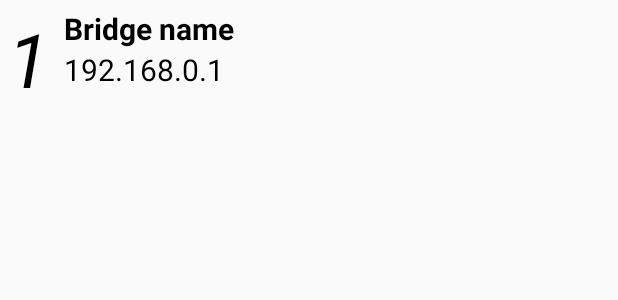
After one commit to alter-ego/philips-hue-beacon-controller, an Android app: the layout fragment_home_bridgeslistview_item.xml on its own in the app's theme, with its tools: preview values and no code run, on a phone screen of 412 x 824 dp. The commit adds this screen. Shown: the top 300 px of the screen. Run offline under Robolectric (Android 15) with nearby library versions, the phone set to English and light mode, and no system bars.

Commit message:
updated fragment_home design

```diff
--- /dev/null
+++ b/app/src/main/res/layout/fragment_home_bridgeslistview_item.xml
@@ -0,0 +1,53 @@
+<?xml version="1.0" encoding="utf-8"?>
+
+<RelativeLayout
+    xmlns:android="http://schemas.android.com/apk/res/android"
+    xmlns:tools="http://schemas.android.com/tools"
+    android:orientation="vertical" android:layout_width="match_parent"
+    android:layout_height="wrap_content"
+    android:layout_margin="5dp"
+    tools:ignore="MissingPrefix"
+    >
+
+    <TextView
+        android:id="@+id/bridge_number"
+        android:layout_width="wrap_content"
+        android:layout_height="wrap_content"
+        android:text="1"
+        android:textSize="50sp"
+        binding="{ Text &lt;= BridgeNumberInList(this) }"
+        android:textStyle="italic"
+        android:layout_alignParentLeft="true"
+        android:layout_centerVertical="true"
+        android:layout_marginRight="10dp"
+        android:textColor="@android:color/black"
+        />
+
+    <TextView
+        android:id="@+id/bridge_name"
+        android:layout_width="wrap_content"
+        android:layout_height="wrap_content"
+        binding="{ Text &lt;= name }"
+        android:layout_toRightOf="@id/bridge_number"
+        android:text="Bridge name"
+        android:textSize="20sp"
+        android:textStyle="bold"
+        android:layout_alignTop="@id/bridge_number"
+        android:textColor="@android:color/black"
+        />
+
+    <TextView
+        android:id="@+id/bridge_ip"
+        android:layout_width="wrap_content"
+        android:layout_height="wrap_content"
+        binding="{ Text &lt;= internalIPAddress }"
+        android:layout_toRightOf="@id/bridge_number"
+        android:text="192.168.0.1"
+        android:textSize="20sp"
+        android:layout_below="@id/bridge_name"
+        android:layout_alignBottom="@id/bridge_number"
+        android:textColor="@android:color/black"
+        />
+
+
+</RelativeLayout>
--- a/app/src/main/res/values/strings.xml
+++ b/app/src/main/res/values/strings.xml
@@ -2,7 +2,7 @@
 <resources>
 
     <string name="app_name">IBeaconApp</string>
-    <string name="title_section1">Section 1</string>
+    <string name="title_section1">Home</string>
     <string name="title_section2">Section 2</string>
     <string name="title_section3">Section 3</string>
     <string name="navigation_drawer_open">Open navigation drawer</string>
@@ -10,5 +10,6 @@
     <string name="action_example">Example action</string>
     <string name="action_settings">Settings</string>
     <string name="hello_blank_fragment">Hello blank fragment</string>
+    <string name="fragment_home_button_lookforlocalbridges">Look for bridge</string>
 
 </resources>
```
Also changed, not shown: app/src/main/res/layout/fragment_home.xml (+24 -7 lines).
